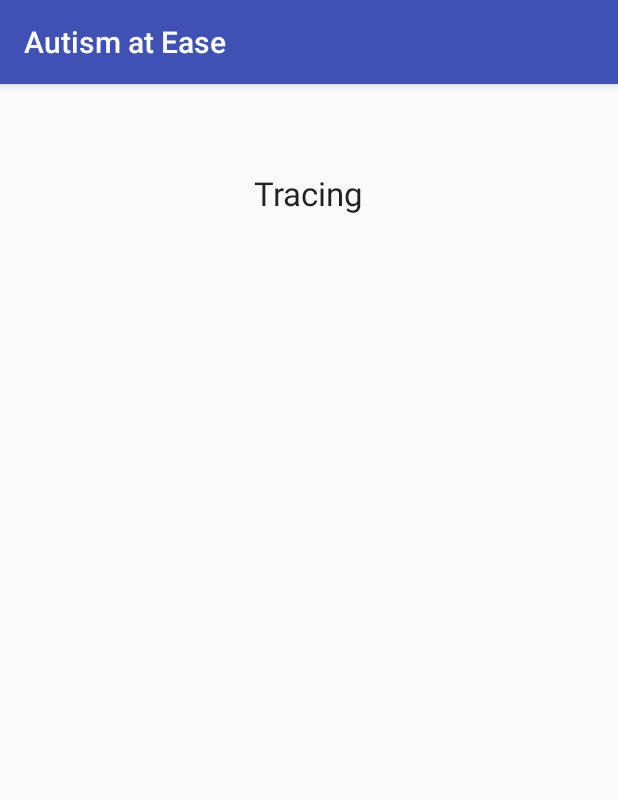
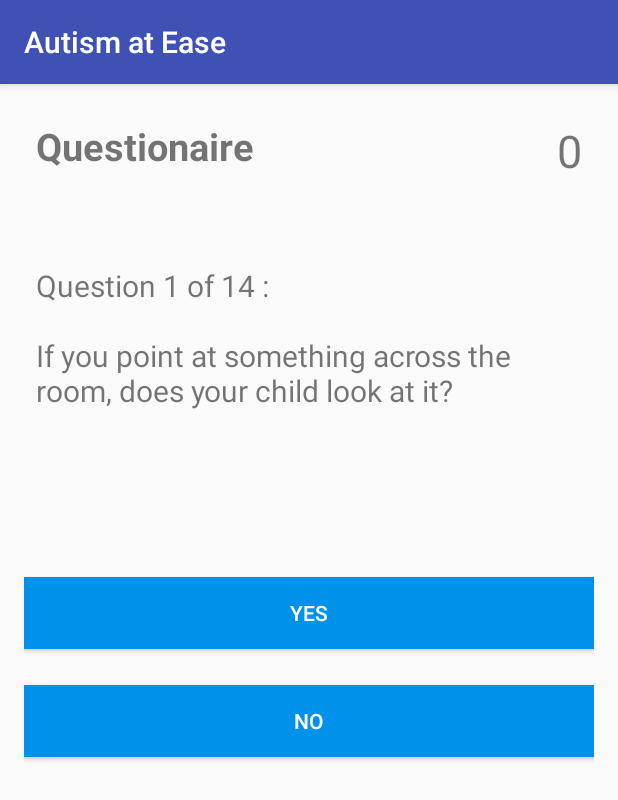
Before and after one commit to MadhavVij/AutismAtEase, an Android app: the MainActivity screen opened directly, with no data from a screen before it, after a tap on an icon or button, on a phone screen of 412 x 824 dp. Shown: the top 800 px of the screen. Run offline under Robolectric (Android 15) with nearby library versions, the light colour scheme and no system bars.

Commit message:
questionaire

```diff
--- a/app/src/main/java/com/project3/www/AutismAtEase/MainActivity.java
+++ b/app/src/main/java/com/project3/www/AutismAtEase/MainActivity.java
@@ -9,6 +9,7 @@ import android.support.v4.widget.DrawerLayout;
 import android.support.v7.app.ActionBarDrawerToggle;
 import android.support.v7.app.AppCompatActivity;
 import android.support.v7.widget.Toolbar;
+import android.util.Log;
 import android.view.Menu;
 import android.view.MenuItem;
 import android.view.View;
@@ -84,10 +85,13 @@ public class MainActivity extends AppCompatActivity
     public boolean onNavigationItemSelected(MenuItem item) {
         // Handle navigation view item clicks here.
         int id = item.getItemId();
-
+        Log.d(AppSettings.tagAS, "onNavigationItemSelected: OUT");
         if (id == R.id.nav_camera) {
             // Handle the camera action
         } else if (id == R.id.nav_gallery) {
+            Log.d(AppSettings.tagAS, "onNavigationItemSelected: Question");
+            Intent i = new Intent(this, QuizActivity.class);
+            startActivityForResult(i, 1);
 
         } else if (id == R.id.nav_slideshow) {
 
@@ -109,7 +113,7 @@ public class MainActivity extends AppCompatActivity
     }
 
     public void tracer(View view) {
-        Intent ij = new Intent(this, trace.class);
+        Intent ij = new Intent(this, QuizActivity.class);
         startActivityForResult(ij, 1);
     }
 
--- /dev/null
+++ b/app/src/main/java/com/project3/www/AutismAtEase/QuestionLibrary.java
@@ -0,0 +1,76 @@
+package com.project3.www.AutismAtEase;
+
+
+public class QuestionLibrary {
+
+    private String mQuestions [] = {
+            "Question 1 of 14 : \n\nIf you point at something across the  room, does your child look at it?",
+            "Question 2 of 14 : \n\nHave you ever wondered if your child  might be deaf?",
+            "Question 3 of 14 : \n\nDoes your child play pretend or  make-believe?",
+            "Question 4 of 14 : \n\nDoes your child like climbing on things?",
+            "Question 5 of 14 : \n\nDoes your child make unusual finger  movements near his or her eyes?",
+            "Question 6 of 14 : \n\nDoes your child point with one finger to  ask for something or to get help?",
+            "Question 7 of 14 : \n\nDoes your child interact with other  children?",
+            "Question 8 of 14 : \n\nDoes your child respond when you call  his or her name?",
+            "Question 9 of 14 : \n\nWhen you smile at your child, does he or  she smile back at you?",
+            "Question 10 of 14 : \n\nDoes your child get upset by  everyday noises?",
+            "Question 11 of 14 : \n\nDoes your child look you in the eye when you are talking to him or her?",
+            "Question 12 of 14 : \n\nDoes your child try to copy what  you do?",
+            "Question 13 of 14 : \n\nIf you turn your head to look at something, does your child look around to see what you are looking at??",
+            "Question 14 of 14 : \n\nDoes your child understand when you tell him or her to do something?"
+
+
+    };
+
+
+    private String mChoices [][] = {
+
+            {"Yes", "NO"},
+            {"Yes", "NO"},
+            {"Yes", "NO"},
+            {"Yes", "NO"},
+            {"Yes", "NO"},
+            {"Yes", "NO"},
+            {"Yes", "NO"},
+            {"Yes", "NO"},
+            {"Yes", "NO"},
+            {"Yes", "NO"},
+            {"Yes", "NO"},
+            {"Yes", "NO"},
+            {"Yes", "NO"},
+            {"Yes", "NO"}
+
+    };
+
+
+
+    private String mCorrectAnswers[] = {"Yes", "NO", "NO","Yes","NO","Yes","Yes","Yes","Yes","NO","Yes","Yes","Yes", "Yes"};
+
+
+
+
+    public String getQuestion(int a) {
+        String question = mQuestions[a];
+        return question;
+    }
+
+
+    public String getChoice1(int a) {
+        String choice0 = mChoices[a][0];
+        return choice0;
+    }
+
+
+    public String getChoice2(int a) {
+        String choice1 = mChoices[a][1];
+        return choice1;
+    }
+
+
+
+    public String getCorrectAnswer(int a) {
+        String answer = mCorrectAnswers[a];
+        return answer;
+    }
+
+}
--- /dev/null
+++ b/app/src/main/java/com/project3/www/AutismAtEase/QuizActivity.java
@@ -0,0 +1,159 @@
+package com.project3.www.AutismAtEase;
+
+import android.content.Intent;
+import android.os.Bundle;
+import android.support.v7.app.AppCompatActivity;
+import android.util.Log;
+import android.view.View;
+import android.widget.Button;
+import android.widget.EditText;
+import android.widget.TextView;
+import android.widget.Toast;
+
+public class QuizActivity extends AppCompatActivity {
+    private String output;
+    private TextView result;
+
+
+    private QuestionLibrary mQuestionLibrary = new QuestionLibrary();
+
+    private TextView mScoreView;
+    private TextView mQuestionView;
+    private Button mButtonChoice1;
+    private Button mButtonChoice2;
+
+
+    private String mAnswer;
+    private int mScore = 0;
+    private int mQuestionNumber = 0;
+
+    @Override
+    protected void onCreate(Bundle savedInstanceState) {
+        super.onCreate(savedInstanceState);
+        setContentView(R.layout.activity_quiz);
+
+        mScoreView = (TextView) findViewById(R.id.score);
+        mQuestionView = (TextView) findViewById(R.id.question);
+        mButtonChoice1 = (Button) findViewById(R.id.choice1);
+        mButtonChoice2 = (Button) findViewById(R.id.choice2);
+
+
+        updateQuestion();
+
+        //Start of Button Listener for Button1
+        mButtonChoice1.setOnClickListener(new View.OnClickListener() {
+            @Override
+            public void onClick(View view) {
+                //My logic for Button goes in here
+                Log.d(AppSettings.tagAS, "onClick: b1,b2,ans"+mButtonChoice1.getText()+mButtonChoice2.getText()+mAnswer);
+                if (mButtonChoice1.getText() == mAnswer) {
+                    mScore = mScore + 1;
+                    updateScore(mScore);
+                    updateQuestion();
+                   /* //This line of code is optiona
+                    Toast.makeText(QuizActivity.this, "next question", Toast.LENGTH_SHORT).show();
+*/
+                }
+                else {
+                    mScore = mScore - 1;
+                    updateScore(mScore);
+
+                    /*Toast.makeText(QuizActivity.this, "next question", Toast.LENGTH_SHORT).show();*/
+                    updateQuestion();
+                }
+            }
+        });
+
+        //End of Button Listener for Button1
+
+        //Start of Button Listener for Button2
+        mButtonChoice2.setOnClickListener(new View.OnClickListener() {
+            @Override
+            public void onClick(View view) {
+                //My logic for Button goes in here
+                Log.d(AppSettings.tagAS, "onClick: b1,b2,ans"+mButtonChoice1.getText()+mButtonChoice2.getText()+mAnswer);
+                if (mButtonChoice2.getText() == mAnswer) {
+                    mScore = mScore + 1;
+                    updateScore(mScore);
+                    updateQuestion();
+                    //This line of code is optiona
+                    /* Toast.makeText(QuizActivity.this, "next question", Toast.LENGTH_SHORT).show();*/
+
+                } else {
+                    mScore = mScore - 1;
+                    updateScore(mScore);
+                    /*     Toast.makeText(QuizActivity.this, "next question", Toast.LENGTH_SHORT).show();*/
+                    updateQuestion();
+                }
+            }
+        });
+
+        //End of Button Listener for Button2
+
+
+    }
+
+    //End of Button Listener for Button3
+
+
+    private void updateQuestion() {
+        if (mQuestionNumber < 14) {
+
+            mQuestionView.setText(mQuestionLibrary.getQuestion(mQuestionNumber));
+            mButtonChoice1.setText(mQuestionLibrary.getChoice1(mQuestionNumber));
+            mButtonChoice2.setText(mQuestionLibrary.getChoice2(mQuestionNumber));
+
+            mAnswer = mQuestionLibrary.getCorrectAnswer(mQuestionNumber);
+            mQuestionNumber++;
+
+        } else {
+            Toast.makeText(QuizActivity.this, "Thankyou for your submission", Toast.LENGTH_SHORT).show();
+
+            Intent i = new Intent(this, Result.class);
+            if (Integer.parseInt(mScoreView.getText().toString()) > 7) {
+
+
+                output="GOOD CONDITION";
+                result = (TextView)findViewById(R.id.final_result);
+
+                    i.putExtra("op",output);
+                Log.d(AppSettings.tagAS, "updateQuestion: "+output);
+                startActivity(i);
+
+
+
+            } else {
+
+                if (Integer.parseInt(mScoreView.getText().toString()) > 0 && Integer.parseInt(mScoreView.getText().toString()) < 7) {
+                    output="AVERAGE CONDITION";
+                    result = (TextView)findViewById(R.id.final_result);
+
+                    i.putExtra("op",output);
+                    Log.d(AppSettings.tagAS, "updateQuestion: "+output);
+                    startActivity(i);
+
+
+                } else {
+
+                    if (Integer.parseInt(mScoreView.getText().toString()) > -7 && Integer.parseInt(mScoreView.getText().toString()) < 0) {
+                        output="BAD CONDITION";
+                        result = (TextView)findViewById(R.id.final_result);
+
+                        i.putExtra("op",output);
+                        Log.d(AppSettings.tagAS, "updateQuestion: "+output);
+                        startActivity(i);
+                    }
+
+
+                }
+
+
+            }
+
+        }
+    }
+
+    private void updateScore(int point) {
+        mScoreView.setText("" + mScore);
+    }
+}
--- /dev/null
+++ b/app/src/main/res/layout/activity_quiz.xml
@@ -0,0 +1,73 @@
+<?xml version="1.0" encoding="utf-8"?>
+<LinearLayout xmlns:android="http://schemas.android.com/apk/res/android"
+    xmlns:tools="http://schemas.android.com/tools"
+    android:id="@+id/activity_quiz"
+    android:layout_width="match_parent"
+    android:layout_height="match_parent"
+    android:paddingBottom="@dimen/activity_vertical_margin"
+    android:paddingLeft="@dimen/activity_horizontal_margin"
+    android:paddingRight="@dimen/activity_horizontal_margin"
+    android:paddingTop="@dimen/activity_vertical_margin"
+    android:orientation="vertical"
+    tools:context=".QuizActivity">
+
+    <RelativeLayout
+        android:layout_width="match_parent"
+        android:layout_height="wrap_content"
+        android:padding="8dp"
+        android:layout_marginBottom="40dp">
+
+        <TextView
+            android:layout_width="wrap_content"
+            android:layout_height="wrap_content"
+            android:textStyle="bold"
+            android:text="Questionaire"
+            android:textSize="25sp"
+            android:layout_alignParentLeft="true"
+            android:id="@+id/score_text"/>
+
+        <TextView
+            android:layout_width="wrap_content"
+            android:layout_height="wrap_content"
+            android:id="@+id/score"
+            android:layout_alignParentRight="true"
+            android:text="0"
+            android:textSize="30sp"/>
+
+    </RelativeLayout>
+
+    <TextView
+        android:id="@+id/question"
+        android:layout_width="match_parent"
+        android:layout_height="176dp"
+        android:layout_marginBottom="40dp"
+        android:padding="8dp"
+        android:text="Which thing is alive?"
+        android:textSize="20sp" />
+
+
+    <Button
+        android:id="@+id/choice1"
+        android:layout_width="match_parent"
+        android:layout_height="wrap_content"
+        android:layout_marginBottom="24dp"
+        android:background="#0091EA"
+        android:padding="8dp"
+        android:text="bird"
+        android:textColor="#fff" />
+
+    <Button
+        android:id="@+id/choice2"
+        android:layout_width="match_parent"
+        android:layout_height="wrap_content"
+        android:layout_marginBottom="24dp"
+        android:background="#0091EA"
+        android:padding="8dp"
+        android:text="door"
+        android:textColor="#fff" />
+
+
+
+
+
+</LinearLayout>
--- a/app/src/main/res/values/colors.xml
+++ b/app/src/main/res/values/colors.xml
@@ -1,6 +1,6 @@
 <?xml version="1.0" encoding="utf-8"?>
 <resources>
-    <color name="colorPrimary">#3F51B5</color>
+    <color name="colorPrimary">#3f51b5</color>
     <color name="colorPrimaryDark">#303F9F</color>
     <color name="colorAccent">#ff4081</color>
 </resources>
```
Also changed, not shown: app/src/main/AndroidManifest.xml (+8 -0 lines), app/src/main/java/com/project3/www/AutismAtEase/Result.java (added, +37 -0 lines), app/src/main/res/layout/activity_result.xml (added, +39 -0 lines).
